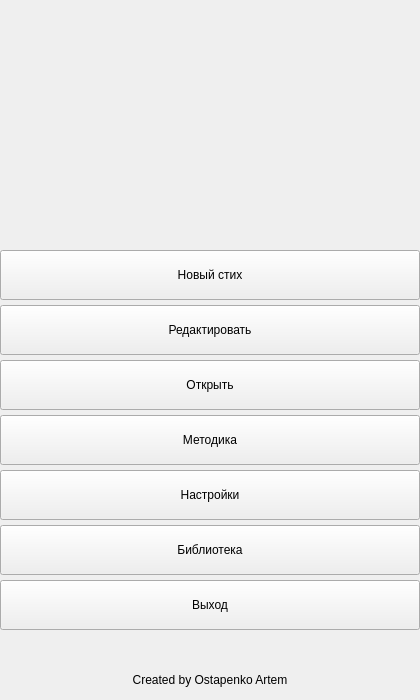
Qt form UIs/MainWindow.ui (Krahjotdaan/LearningPoem) before a commit.
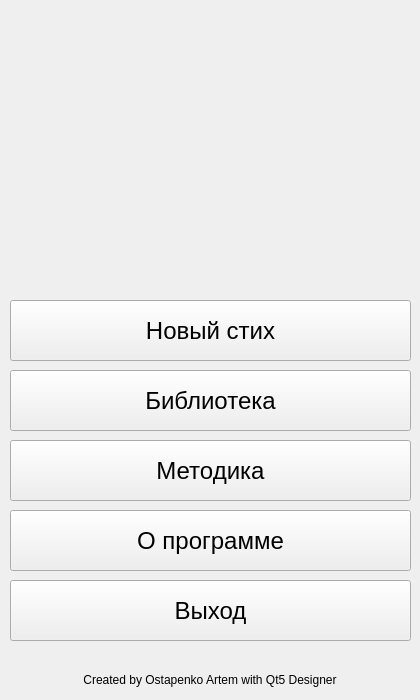
The same form after that commit.

Commit message:
Build: added AboutProgramForm and VerseOpenForm
Добавлены форма отображения стиха и вкладка о программе. Кнопки открытия и редактирования перенесены из главной вкладки в библиотеку

```diff
--- a/UIs/MainWindow.ui
+++ b/UIs/MainWindow.ui
@@ -14,97 +14,6 @@
    <string>MainWindow</string>
   </property>
   <widget class="QWidget" name="centralwidget">
-   <widget class="QPushButton" name="newButton">
-    <property name="geometry">
-     <rect>
-      <x>0</x>
-      <y>250</y>
-      <width>420</width>
-      <height>50</height>
-     </rect>
-    </property>
-    <property name="text">
-     <string>Новый стих</string>
-    </property>
-   </widget>
-   <widget class="QPushButton" name="openButton">
-    <property name="geometry">
-     <rect>
-      <x>0</x>
-      <y>360</y>
-      <width>420</width>
-      <height>50</height>
-     </rect>
-    </property>
-    <property name="text">
-     <string>Открыть</string>
-    </property>
-   </widget>
-   <widget class="QPushButton" name="editButton">
-    <property name="geometry">
-     <rect>
-      <x>0</x>
-      <y>305</y>
-      <width>420</width>
-      <height>50</height>
-     </rect>
-    </property>
-    <property name="text">
-     <string>Редактировать</string>
-    </property>
-   </widget>
-   <widget class="QPushButton" name="libraryButton">
-    <property name="geometry">
-     <rect>
-      <x>0</x>
-      <y>525</y>
-      <width>420</width>
-      <height>50</height>
-     </rect>
-    </property>
-    <property name="text">
-     <string>Библиотека</string>
-    </property>
-   </widget>
-   <widget class="QPushButton" name="methodologyButton">
-    <property name="geometry">
-     <rect>
-      <x>0</x>
-      <y>415</y>
-      <width>420</width>
-      <height>50</height>
-     </rect>
-    </property>
-    <property name="text">
-     <string>Методика</string>
-    </property>
-   </widget>
-   <widget class="QPushButton" name="settingsButton">
-    <property name="geometry">
-     <rect>
-      <x>0</x>
-      <y>470</y>
-      <width>420</width>
-      <height>50</height>
-     </rect>
-    </property>
-    <property name="text">
-     <string>Настройки</string>
-    </property>
-   </widget>
-   <widget class="QPushButton" name="exitButton">
-    <property name="geometry">
-     <rect>
-      <x>0</x>
-      <y>580</y>
-      <width>420</width>
-      <height>50</height>
-     </rect>
-    </property>
-    <property name="text">
-     <string>Выход</string>
-    </property>
-   </widget>
    <widget class="QLabel" name="label">
     <property name="geometry">
      <rect>
@@ -115,12 +24,217 @@
      </rect>
     </property>
     <property name="text">
-     <string>Created by Ostapenko Artem</string>
+     <string>Created by Ostapenko Artem with Qt5 Designer</string>
     </property>
     <property name="alignment">
      <set>Qt::AlignCenter</set>
     </property>
    </widget>
+   <widget class="QWidget" name="horizontalLayoutWidget">
+    <property name="geometry">
+     <rect>
+      <x>10</x>
+      <y>440</y>
+      <width>401</width>
+      <height>61</height>
+     </rect>
+    </property>
+    <property name="sizePolicy">
+     <sizepolicy hsizetype="Preferred" vsizetype="Preferred">
+      <horstretch>0</horstretch>
+      <verstretch>0</verstretch>
+     </sizepolicy>
+    </property>
+    <property name="font">
+     <font>
+      <pointsize>18</pointsize>
+     </font>
+    </property>
+    <layout class="QHBoxLayout" name="horizontalLayout">
+     <item>
+      <widget class="QPushButton" name="methodologyButton">
+       <property name="sizePolicy">
+        <sizepolicy hsizetype="Minimum" vsizetype="Preferred">
+         <horstretch>0</horstretch>
+         <verstretch>0</verstretch>
+        </sizepolicy>
+       </property>
+       <property name="font">
+        <font>
+         <pointsize>18</pointsize>
+        </font>
+       </property>
+       <property name="text">
+        <string>Методика</string>
+       </property>
+      </widget>
+     </item>
+    </layout>
+   </widget>
+   <widget class="QWidget" name="horizontalLayoutWidget_3">
+    <property name="geometry">
+     <rect>
+      <x>10</x>
+      <y>580</y>
+      <width>401</width>
+      <height>61</height>
+     </rect>
+    </property>
+    <property name="sizePolicy">
+     <sizepolicy hsizetype="Preferred" vsizetype="Preferred">
+      <horstretch>0</horstretch>
+      <verstretch>0</verstretch>
+     </sizepolicy>
+    </property>
+    <property name="font">
+     <font>
+      <pointsize>18</pointsize>
+     </font>
+    </property>
+    <layout class="QHBoxLayout" name="horizontalLayout_3">
+     <item>
+      <widget class="QPushButton" name="exitButton">
+       <property name="sizePolicy">
+        <sizepolicy hsizetype="Minimum" vsizetype="Preferred">
+         <horstretch>0</horstretch>
+         <verstretch>0</verstretch>
+        </sizepolicy>
+       </property>
+       <property name="font">
+        <font>
+         <pointsize>18</pointsize>
+        </font>
+       </property>
+       <property name="text">
+        <string>Выход</string>
+       </property>
+      </widget>
+     </item>
+    </layout>
+   </widget>
+   <widget class="QWidget" name="horizontalLayoutWidget_4">
+    <property name="geometry">
+     <rect>
+      <x>10</x>
+      <y>370</y>
+      <width>401</width>
+      <height>61</height>
+     </rect>
+    </property>
+    <property name="sizePolicy">
+     <sizepolicy hsizetype="Preferred" vsizetype="Preferred">
+      <horstretch>0</horstretch>
+      <verstretch>0</verstretch>
+     </sizepolicy>
+    </property>
+    <property name="font">
+     <font>
+      <pointsize>18</pointsize>
+     </font>
+    </property>
+    <layout class="QHBoxLayout" name="horizontalLayout_4">
+     <item>
+      <widget class="QPushButton" name="libraryButton">
+       <property name="sizePolicy">
+        <sizepolicy hsizetype="Minimum" vsizetype="Preferred">
+         <horstretch>0</horstretch>
+         <verstretch>0</verstretch>
+        </sizepolicy>
+       </property>
+       <property name="font">
+        <font>
+         <pointsize>18</pointsize>
+        </font>
+       </property>
+       <property name="text">
+        <string>Библиотека</string>
+       </property>
+      </widget>
+     </item>
+    </layout>
+   </widget>
+   <widget class="QWidget" name="horizontalLayoutWidget_5">
+    <property name="geometry">
+     <rect>
+      <x>10</x>
+      <y>300</y>
+      <width>401</width>
+      <height>61</height>
+     </rect>
+    </property>
+    <property name="sizePolicy">
+     <sizepolicy hsizetype="Preferred" vsizetype="Preferred">
+      <horstretch>0</horstretch>
+      <verstretch>0</verstretch>
+     </sizepolicy>
+    </property>
+    <property name="font">
+     <font>
+      <pointsize>18</pointsize>
+     </font>
+    </property>
+    <layout class="QHBoxLayout" name="horizontalLayout_5">
+     <item>
+      <widget class="QPushButton" name="newButton">
+       <property name="sizePolicy">
+        <sizepolicy hsizetype="Minimum" vsizetype="Preferred">
+         <horstretch>0</horstretch>
+         <verstretch>0</verstretch>
+        </sizepolicy>
+       </property>
+       <property name="font">
+        <font>
+         <pointsize>18</pointsize>
+        </font>
+       </property>
+       <property name="text">
+        <string>Новый стих</string>
+       </property>
+      </widget>
+     </item>
+    </layout>
+   </widget>
+   <widget class="QWidget" name="horizontalLayoutWidget_2">
+    <property name="geometry">
+     <rect>
+      <x>10</x>
+      <y>510</y>
+      <width>401</width>
+      <height>61</height>
+     </rect>
+    </property>
+    <property name="sizePolicy">
+     <sizepolicy hsizetype="Preferred" vsizetype="Preferred">
+      <horstretch>0</horstretch>
+      <verstretch>0</verstretch>
+     </sizepolicy>
+    </property>
+    <property name="font">
+     <font>
+      <pointsize>18</pointsize>
+     </font>
+    </property>
+    <layout class="QHBoxLayout" name="horizontalLayout_2">
+     <item>
+      <widget class="QPushButton" name="programInformationButton">
+       <property name="sizePolicy">
+        <sizepolicy hsizetype="Minimum" vsizetype="Preferred">
+         <horstretch>0</horstretch>
+         <verstretch>0</verstretch>
+        </sizepolicy>
+       </property>
+       <property name="font">
+        <font>
+         <pointsize>18</pointsize>
+        </font>
+       </property>
+       <property name="text">
+        <string>О программе</string>
+       </property>
+      </widget>
+     </item>
+    </layout>
+   </widget>
   </widget>
  </widget>
  <resources/>
```
The commit also changes 5 other files.
